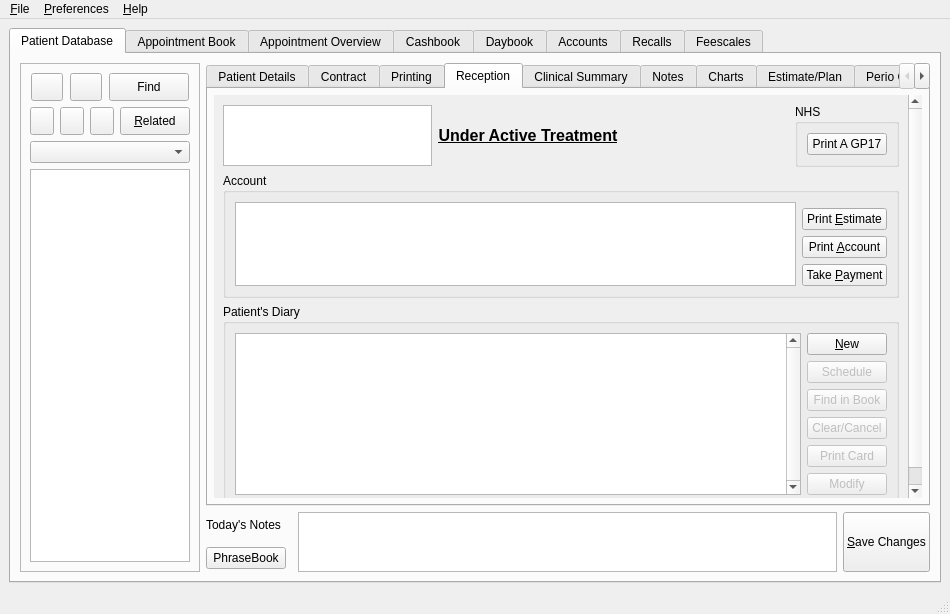
Qt form qt-designer/main.ui (rowinggolfer/openmolar1) before a commit.
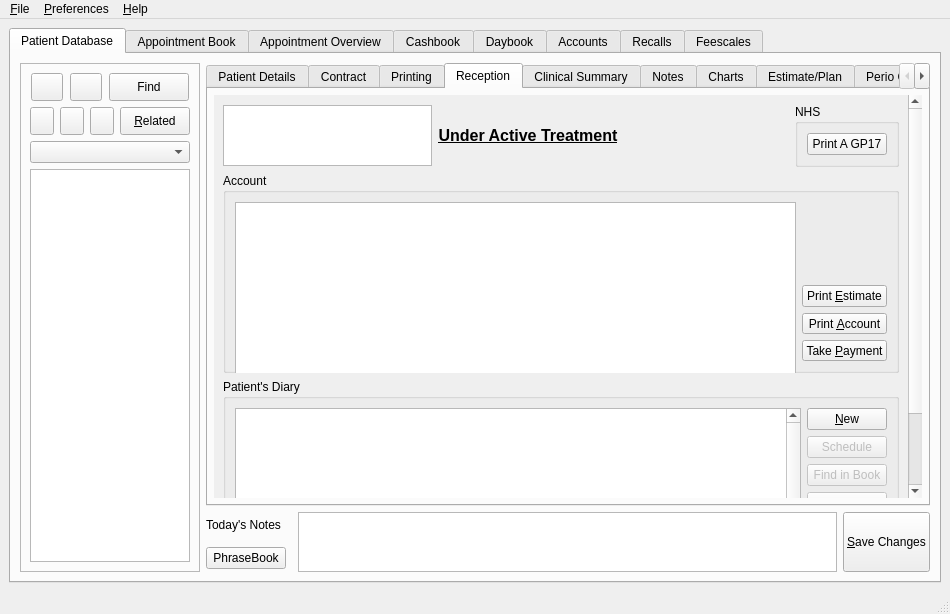
The same form after that commit. The open tabs and pages were chosen to show the change. Icons and pictures are not drawn.

What changed in the file:
```diff
--- a/qt-designer/main.ui
+++ b/qt-designer/main.ui
@@ -1759,9 +1759,9 @@
                   <property name="geometry" >
                    <rect>
                     <x>0</x>
-                    <y>0</y>
-                    <width>612</width>
-                    <height>469</height>
+                    <y>-67</y>
+                    <width>692</width>
+                    <height>529</height>
                    </rect>
                   </property>
                   <layout class="QGridLayout" name="gridLayout_16" >
@@ -1860,7 +1860,7 @@
                         <property name="minimumSize" >
                          <size>
                           <width>300</width>
-                          <height>0</height>
+                          <height>400</height>
                          </size>
                         </property>
                         <property name="maximumSize" >
```
Left out of the diff: 34 changed lines with no effect on the pictures.
